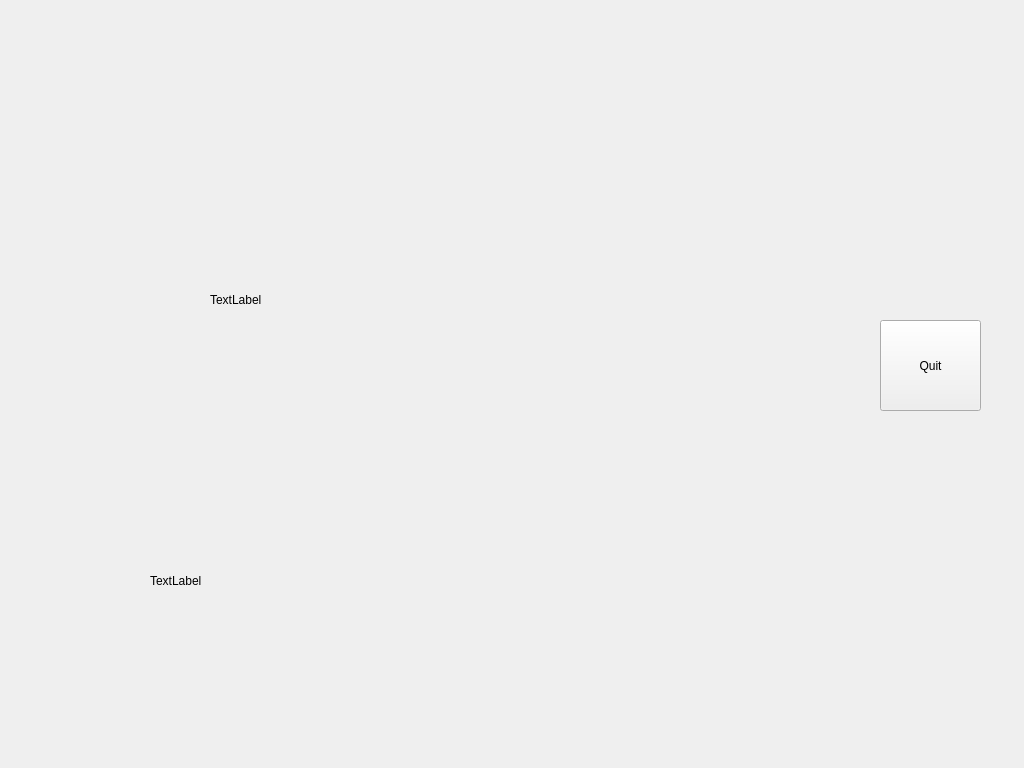
Above: eyetrackerwindow.ui from EBXFS15/EyeTrackerQt before the change. Below: the same form after it.
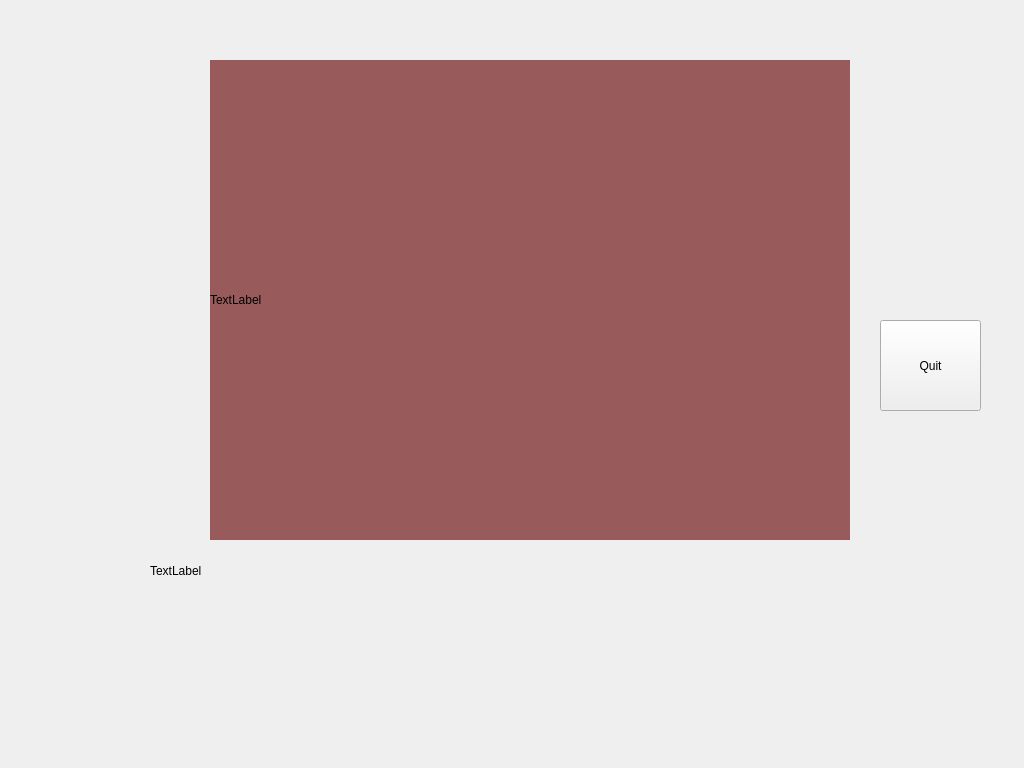
That is the form after the change.

What changed in the file:
```diff
--- a/eyetrackerwindow.ui
+++ b/eyetrackerwindow.ui
@@ -17,7 +17,7 @@
    <property name="minimumSize">
     <size>
      <width>1024</width>
-     <height>768</height>
+     <height>600</height>
     </size>
    </property>
    <widget class="QLabel" name="label">
@@ -29,6 +29,12 @@
       <height>480</height>
      </rect>
     </property>
+    <property name="autoFillBackground">
+     <bool>false</bool>
+    </property>
+    <property name="styleSheet">
+     <string notr="true">background-color: rgb(152, 90, 90);</string>
+    </property>
     <property name="text">
      <string>TextLabel</string>
     </property>
@@ -53,7 +59,7 @@
     <property name="geometry">
      <rect>
       <x>150</x>
-      <y>560</y>
+      <y>550</y>
       <width>291</width>
       <height>41</height>
      </rect>
```
Left out of the diff: 19 changed lines with no effect on the pictures.
